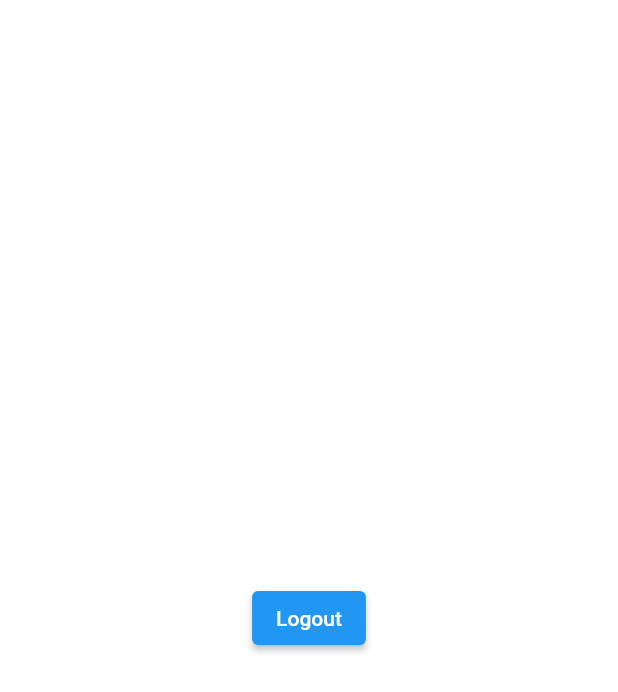
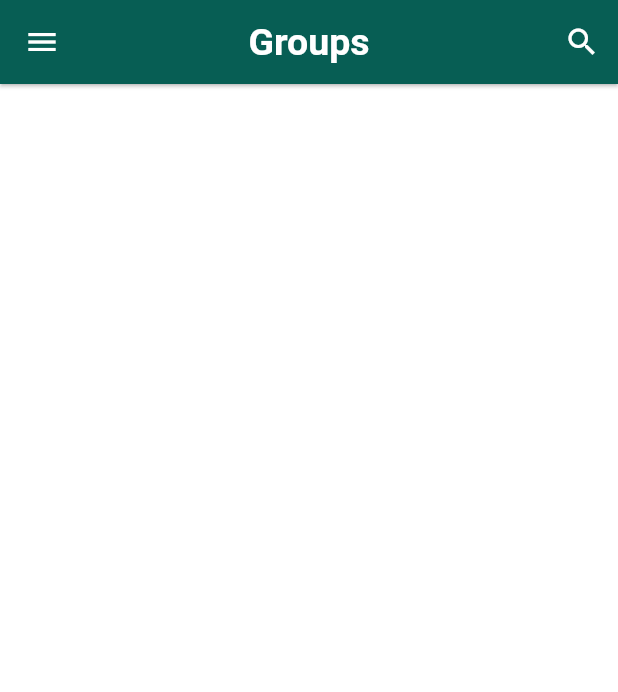
Before and after one commit to abhishakedahal/sambaad, a Flutter app: the HomePage screen opened directly, on a phone screen of 412 x 824 dp. Shown: the top 692 px of the screen. Run offline on Flutter 3.47's test engine with Material 2 defaults, Android fonts, the phone set to English and light mode, and no system bars; our stand-ins replace cloud_firestore, firebase_auth, firebase_core, shared_preferences; accounts and stored records are empty.

Commit message:
home page design, adding hamburger menu and search page

```diff
--- a/lib/helper/helper_function.dart
+++ b/lib/helper/helper_function.dart
@@ -24,9 +24,17 @@ class HelperFunction {
   }
 
   static Future<bool?> getUserLoggedInStatus() async {
-    //shared preferences
-
     SharedPreferences sf = await SharedPreferences.getInstance();
     return sf.getBool(userLoggedInKey);
   }
+
+  static Future<String?> getUserEmailSF() async {
+    SharedPreferences sf = await SharedPreferences.getInstance();
+    return sf.getString(userEmailKey);
+  }
+
+  static Future<String?> getUserNameSF() async {
+    SharedPreferences sf = await SharedPreferences.getInstance();
+    return sf.getString(userNameKey);
+  }
 }
--- a/lib/pages/home_page.dart
+++ b/lib/pages/home_page.dart
@@ -1,4 +1,6 @@
 import 'package:flutter/material.dart';
+import 'package:flutter_practise/helper/helper_function.dart';
+import 'package:flutter_practise/pages/search_page.dart';
 import 'package:flutter_practise/service/auth_service.dart';
 import '../widgets/widgets.dart';
 import 'auth/login_page.dart';
@@ -11,20 +13,125 @@ class HomePage extends StatefulWidget {
 }
 
 class _HomePageState extends State<HomePage> {
+  String userName = "";
+  String email = "";
+
   AuthService authService = AuthService();
+
+  @override
+  void initState() {
+    super.initState();
+    gettingUserData();
+  }
+
+  gettingUserData() async {
+    await HelperFunction.getUserEmailSF().then((value) {
+      setState(() {
+        email = value!;
+      });
+    });
+    await HelperFunction.getUserNameSF().then((value) {
+      setState(() {
+        userName = value!;
+      });
+    });
+  }
+
   @override
   Widget build(BuildContext context) {
     return Scaffold(
-      body: Center(
-          child: ElevatedButton(
-        child: const Text("Logout"),
-        onPressed: () {
-          authService.signOut();
-
-          // go to login screen
-          nextScreenReplace(context, const LoginPage());
-        },
-      )),
-    );
+        appBar: AppBar(
+          backgroundColor: Theme.of(context).primaryColor,
+          actions: [
+            IconButton(
+                onPressed: () {
+                  nextScreen(context, const SearchPage());
+                },
+                icon: const Icon(Icons.search))
+          ],
+          elevation: 1,
+          centerTitle: true,
+          title: const Text(
+            "Groups",
+            style: TextStyle(fontSize: 25, fontWeight: FontWeight.bold),
+          ),
+        ),
+        drawer: Drawer(
+          child: ListView(
+              padding: const EdgeInsets.symmetric(vertical: 50),
+              children: <Widget>[
+                Icon(
+                  Icons.account_circle,
+                  size: 100,
+                  color: Theme.of(context).primaryColor,
+                ),
+                const SizedBox(
+                  height: 15,
+                ),
+                Text(userName,
+                    textAlign: TextAlign.center,
+                    style: const TextStyle(
+                      fontSize: 20,
+                      fontWeight: FontWeight.bold,
+                      color: Color(0xff075E54),
+                    )),
+                const SizedBox(height: 30),
+                const Divider(
+                  height: 30,
+                  thickness: 1,
+                ),
+                ListTileTheme(
+                  child: Column(
+                    children: [
+                      ListTile(
+                        selectedColor: Color(0xff075E54),
+                        selected: true,
+                        contentPadding: const EdgeInsets.symmetric(
+                            horizontal: 20, vertical: 10),
+                        leading: const Icon(
+                          Icons.group,
+                        ),
+                        title: const Text("Groups",
+                            style: TextStyle(
+                                fontSize: 18,
+                                fontWeight: FontWeight.bold,
+                                color: Color(0xff075E54))),
+                        onTap: () {
+                          Navigator.pop(context);
+                        },
+                      ),
+                      ListTile(
+                        leading: const Icon(
+                          Icons.person,
+                        ),
+                        title: const Text("Profile",
+                            style: TextStyle(
+                                fontSize: 18,
+                                fontWeight: FontWeight.bold,
+                                color: Color(0xff075E54))),
+                        onTap: () {
+                          Navigator.pop(context);
+                        },
+                      ),
+                      const SizedBox(height: 10),
+                      ListTile(
+                        leading: const Icon(
+                          Icons.logout,
+                        ),
+                        title: const Text("Logout",
+                            style: TextStyle(
+                                fontSize: 18,
+                                fontWeight: FontWeight.bold,
+                                color: Color(0xff075E54))),
+                        onTap: () async {
+                          authService.signOut().whenComplete(
+                              () => nextScreenReplace(context, const LoginPage()));
+                        },
+                      ),
+                    ],
+                  ),
+                ),
+              ]),
+        ));
   }
 }
--- /dev/null
+++ b/lib/pages/search_page.dart
@@ -0,0 +1,17 @@
+import 'package:flutter/material.dart';
+
+class SearchPage extends StatefulWidget {
+  const SearchPage({super.key});
+
+  @override
+  State<SearchPage> createState() => _SearchPageState();
+}
+
+class _SearchPageState extends State<SearchPage> {
+  @override
+  Widget build(BuildContext context) {
+    return const Scaffold(
+      body: Center(child: Text("search page")),
+    );
+  }
+}
--- a/lib/shared/constants.dart
+++ b/lib/shared/constants.dart
@@ -5,7 +5,7 @@ class Constants {
   static String authDomain = "chatappsambaad.firebaseapp.com";
   static String projectId = "chatappsambaad";
   static String storageBucket = "chatappsambaad.appspot.com";
-  static String  messagingSenderId = "212800799431";
+  static String messagingSenderId = "212800799431";
   static String appId = "1:212800799431:web:7ad35dcc45e66c1fb2f4e2";
   final primaryColor = const Color(0xff075E54);
 }
```
